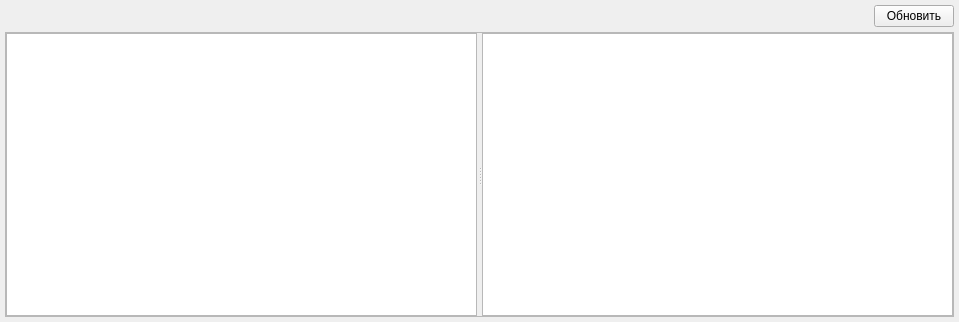
vlarry/configurator, file statusinfo.ui: the form before one commit.
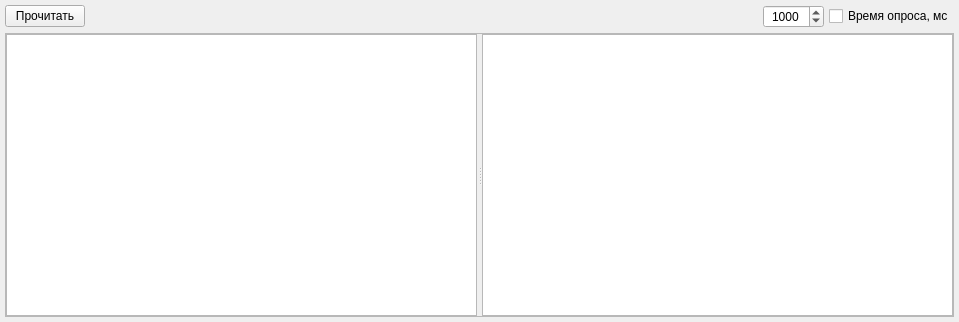
The form after the commit.

Commit message: Реализация опроса по таймеру статусной информации по модулям МДВВ-01, МДВВ-02 и МИК-01 (температура, напряжения).

```diff
--- a/statusinfo.ui
+++ b/statusinfo.ui
@@ -37,6 +37,13 @@
      <property name="sizeConstraint">
       <enum>QLayout::SetDefaultConstraint</enum>
      </property>
+     <item>
+      <widget class="QPushButton" name="pushButtonStatusInfoUpdate">
+       <property name="text">
+        <string>Прочитать</string>
+       </property>
+      </widget>
+     </item>
      <item>
       <spacer name="horizontalSpacer">
        <property name="orientation">
@@ -51,9 +58,28 @@
       </spacer>
      </item>
      <item>
-      <widget class="QPushButton" name="pushButtonStatusInfoUpdate">
+      <widget class="QSpinBox" name="spinBoxUpdateData">
+       <property name="alignment">
+        <set>Qt::AlignCenter</set>
+       </property>
+       <property name="minimum">
+        <number>100</number>
+       </property>
+       <property name="maximum">
+        <number>10000</number>
+       </property>
+       <property name="singleStep">
+        <number>100</number>
+       </property>
+       <property name="value">
+        <number>1000</number>
+       </property>
+      </widget>
+     </item>
+     <item>
+      <widget class="QCheckBox" name="checkBoxUpdateData">
        <property name="text">
-        <string>Обновить</string>
+        <string>Время опроса, мс</string>
        </property>
       </widget>
      </item>
```
The commit also changes 3 other files.
